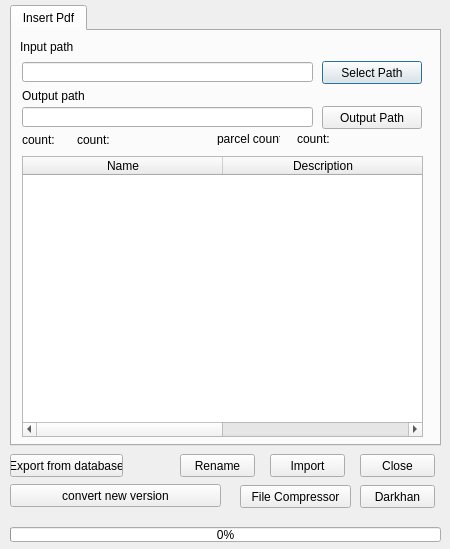
Above: view/PdfInsertDialog.ui from ankhbold/sm_lm2_archive_convert before the change. Below: the same form after it.
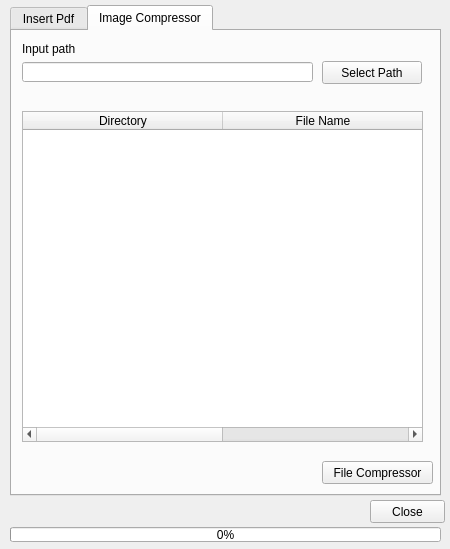
That is the form after the change.

```diff
--- a/view/PdfInsertDialog.ui
+++ b/view/PdfInsertDialog.ui
@@ -19,11 +19,11 @@
      <x>10</x>
      <y>5</y>
      <width>431</width>
-     <height>441</height>
+     <height>491</height>
     </rect>
    </property>
    <property name="currentIndex">
-    <number>0</number>
+    <number>1</number>
    </property>
    <widget class="QWidget" name="tab_2">
     <attribute name="title">
@@ -35,7 +35,7 @@
        <x>10</x>
        <y>125</y>
        <width>401</width>
-       <height>281</height>
+       <height>221</height>
       </rect>
      </property>
      <attribute name="horizontalHeaderDefaultSectionSize">
@@ -169,26 +169,171 @@
       <string>Output path</string>
      </property>
     </widget>
+    <widget class="QLabel" name="label_2">
+     <property name="geometry">
+      <rect>
+       <x>10</x>
+       <y>10</y>
+       <width>291</width>
+       <height>16</height>
+      </rect>
+     </property>
+     <property name="text">
+      <string>Input path</string>
+     </property>
+    </widget>
+    <widget class="QPushButton" name="import_button">
+     <property name="geometry">
+      <rect>
+       <x>270</x>
+       <y>409</y>
+       <width>75</width>
+       <height>23</height>
+      </rect>
+     </property>
+     <property name="text">
+      <string>Import</string>
+     </property>
+    </widget>
+    <widget class="QPushButton" name="conver_version_button">
+     <property name="geometry">
+      <rect>
+       <x>10</x>
+       <y>439</y>
+       <width>211</width>
+       <height>23</height>
+      </rect>
+     </property>
+     <property name="text">
+      <string>convert new version</string>
+     </property>
+    </widget>
+    <widget class="QPushButton" name="export_button">
+     <property name="geometry">
+      <rect>
+       <x>10</x>
+       <y>409</y>
+       <width>113</width>
+       <height>23</height>
+      </rect>
+     </property>
+     <property name="text">
+      <string>Export from database</string>
+     </property>
+    </widget>
+    <widget class="QPushButton" name="rename_button">
+     <property name="geometry">
+      <rect>
+       <x>180</x>
+       <y>409</y>
+       <width>75</width>
+       <height>23</height>
+      </rect>
+     </property>
+     <property name="text">
+      <string>Rename</string>
+     </property>
+    </widget>
+    <widget class="QPushButton" name="darkhan_button">
+     <property name="geometry">
+      <rect>
+       <x>340</x>
+       <y>440</y>
+       <width>75</width>
+       <height>23</height>
+      </rect>
+     </property>
+     <property name="text">
+      <string>Darkhan</string>
+     </property>
+    </widget>
    </widget>
-  </widget>
-  <widget class="QPushButton" name="import_button">
-   <property name="geometry">
-    <rect>
-     <x>270</x>
-     <y>454</y>
-     <width>75</width>
-     <height>23</height>
-    </rect>
-   </property>
-   <property name="text">
-    <string>Import</string>
-   </property>
+   <widget class="QWidget" name="tab">
+    <attribute name="title">
+     <string>Image Compressor</string>
+    </attribute>
+    <widget class="QLineEdit" name="dir_path_edit">
+     <property name="geometry">
+      <rect>
+       <x>10</x>
+       <y>31</y>
+       <width>291</width>
+       <height>20</height>
+      </rect>
+     </property>
+     <property name="readOnly">
+      <bool>true</bool>
+     </property>
+    </widget>
+    <widget class="QPushButton" name="select_dir_button">
+     <property name="geometry">
+      <rect>
+       <x>310</x>
+       <y>30</y>
+       <width>100</width>
+       <height>23</height>
+      </rect>
+     </property>
+     <property name="text">
+      <string>Select Path</string>
+     </property>
+    </widget>
+    <widget class="QLabel" name="label_5">
+     <property name="geometry">
+      <rect>
+       <x>10</x>
+       <y>10</y>
+       <width>291</width>
+       <height>16</height>
+      </rect>
+     </property>
+     <property name="text">
+      <string>Input path</string>
+     </property>
+    </widget>
+    <widget class="QPushButton" name="compressor_button">
+     <property name="geometry">
+      <rect>
+       <x>310</x>
+       <y>430</y>
+       <width>111</width>
+       <height>23</height>
+      </rect>
+     </property>
+     <property name="text">
+      <string>File Compressor</string>
+     </property>
+    </widget>
+    <widget class="QTableWidget" name="files_twidget">
+     <property name="geometry">
+      <rect>
+       <x>10</x>
+       <y>80</y>
+       <width>401</width>
+       <height>331</height>
+      </rect>
+     </property>
+     <attribute name="horizontalHeaderDefaultSectionSize">
+      <number>200</number>
+     </attribute>
+     <column>
+      <property name="text">
+       <string>Directory</string>
+      </property>
+     </column>
+     <column>
+      <property name="text">
+       <string>File Name</string>
+      </property>
+     </column>
+    </widget>
+   </widget>
   </widget>
   <widget class="QPushButton" name="close_button">
    <property name="geometry">
     <rect>
-     <x>360</x>
-     <y>454</y>
+     <x>370</x>
+     <y>500</y>
      <width>75</width>
      <height>23</height>
     </rect>
@@ -210,84 +355,6 @@
     <number>0</number>
    </property>
   </widget>
-  <widget class="QLabel" name="label_2">
-   <property name="geometry">
-    <rect>
-     <x>20</x>
-     <y>39</y>
-     <width>291</width>
-     <height>16</height>
-    </rect>
-   </property>
-   <property name="text">
-    <string>Input path</string>
-   </property>
-  </widget>
-  <widget class="QPushButton" name="rename_button">
-   <property name="geometry">
-    <rect>
-     <x>180</x>
-     <y>454</y>
-     <width>75</width>
-     <height>23</height>
-    </rect>
-   </property>
-   <property name="text">
-    <string>Rename</string>
-   </property>
-  </widget>
-  <widget class="QPushButton" name="export_button">
-   <property name="geometry">
-    <rect>
-     <x>10</x>
-     <y>454</y>
-     <width>113</width>
-     <height>23</height>
-    </rect>
-   </property>
-   <property name="text">
-    <string>Export from database</string>
-   </property>
-  </widget>
-  <widget class="QPushButton" name="conver_version_button">
-   <property name="geometry">
-    <rect>
-     <x>10</x>
-     <y>484</y>
-     <width>211</width>
-     <height>23</height>
-    </rect>
-   </property>
-   <property name="text">
-    <string>convert new version</string>
-   </property>
-  </widget>
-  <widget class="QPushButton" name="darkhan_button">
-   <property name="geometry">
-    <rect>
-     <x>360</x>
-     <y>485</y>
-     <width>75</width>
-     <height>23</height>
-    </rect>
-   </property>
-   <property name="text">
-    <string>Darkhan</string>
-   </property>
-  </widget>
-  <widget class="QPushButton" name="compressor_button">
-   <property name="geometry">
-    <rect>
-     <x>240</x>
-     <y>485</y>
-     <width>111</width>
-     <height>23</height>
-    </rect>
-   </property>
-   <property name="text">
-    <string>File Compressor</string>
-   </property>
-  </widget>
  </widget>
  <resources/>
  <connections/>
```
